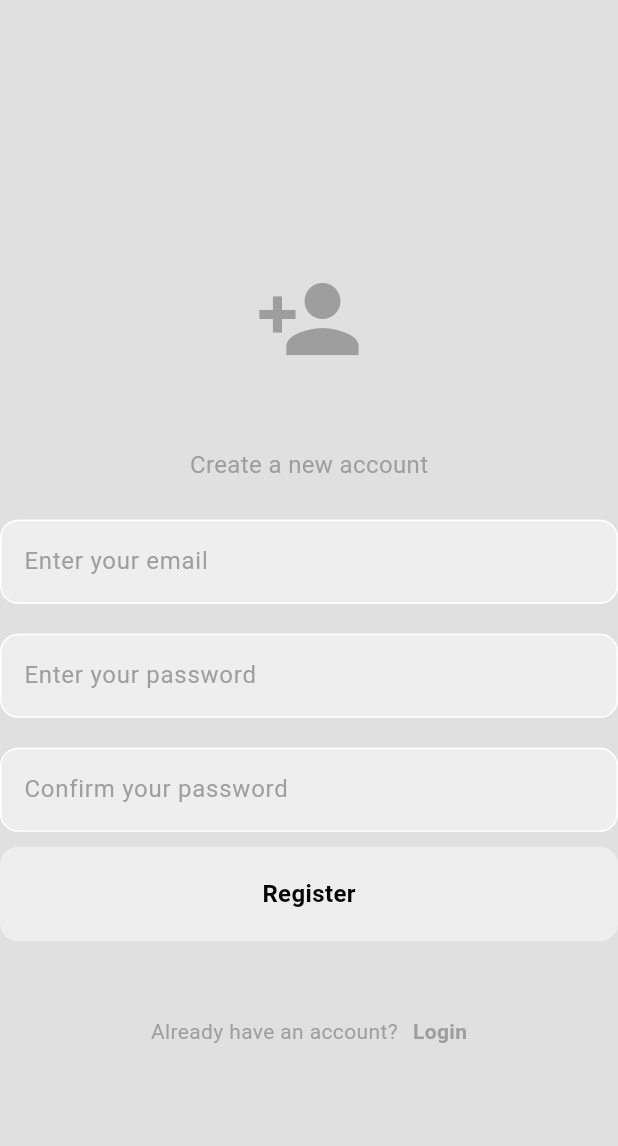
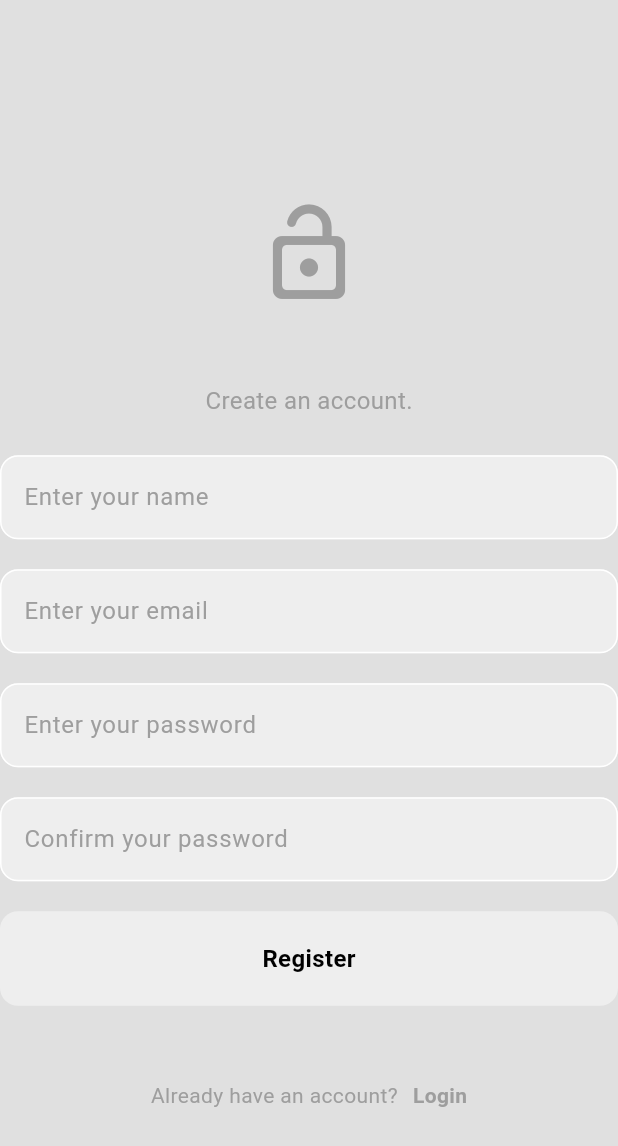
Before and after one commit to Mamarkkk/projectflutter_final, a Flutter app: the RegisterPage screen opened directly, on a phone screen of 412 x 824 dp. Shown: the top 1146 px of the screen. Run offline on Flutter 3.47's test engine with Material 3 defaults, Android fonts, the phone set to English and light mode, and no system bars.

Commit message:
first commit

```diff
--- a/lib/main.dart
+++ b/lib/main.dart
@@ -4,7 +4,6 @@ import 'package:project1/screens/login_page.dart';
 import 'package:project1/screens/register_page.dart';
 import 'package:project1/screens/reset_password.dart';
 import 'package:project1/screens/setting_page.dart';
-import 'package:project1/screens/user_setting.dart';
 import 'package:project1/themes/dark_mode.dart';
 import 'package:project1/themes/theme_change,.dart';
 import 'package:provider/provider.dart';
@@ -26,7 +25,7 @@ class MyApp extends StatelessWidget {
   Widget build(BuildContext context) {
     return MaterialApp(
       debugShowCheckedModeBanner: false,
-      home: HomePage(),
+      home: RegisterPage(),
       theme: Provider.of<ThemeChange>(context).themeData,
     );
   }
--- a/lib/screens/register_page.dart
+++ b/lib/screens/register_page.dart
@@ -12,9 +12,10 @@ class RegisterPage extends StatefulWidget {
 
 class _RegisterPageState extends State<RegisterPage> {
   // text controllers
+  final TextEditingController nameController = TextEditingController();
   final TextEditingController emailController = TextEditingController();
   final TextEditingController passwordController = TextEditingController();
-  final TextEditingController confirmPasswordController = TextEditingController();
+  final TextEditingController comfirmPasswordController = TextEditingController();
 
   @override
   Widget build(BuildContext context) {
@@ -25,71 +26,97 @@ class _RegisterPageState extends State<RegisterPage> {
           child: Column(
             mainAxisAlignment: MainAxisAlignment.center,
             children: [
-              const SizedBox(height: 50),
+              const SizedBox(
+                height: 50,
+              ),
               Icon(
-                Icons.person_add,
+                Icons.lock_open_rounded,
                 size: 72,
                 color: Theme.of(context).colorScheme.primary,
               ),
-              const SizedBox(height: 50),
+              const SizedBox(
+                height: 50,
+              ),
               Text(
-                "Create a new account",
+                "Create an account.",
                 style: TextStyle(
                   color: Theme.of(context).colorScheme.primary,
                   fontSize: 16,
                 ),
               ),
-              const SizedBox(height: 25),
-              // email
+              const SizedBox(
+                height: 25,
+              ),
+              //email
+              MyTextField(
+                  controller: nameController,
+                  hintText: "Enter your name",
+                  obscureText: false),
+              const SizedBox(
+                height: 20,
+              ),
               MyTextField(
                   controller: emailController,
                   hintText: "Enter your email",
-                obscureText: false,
+                  obscureText: false),
+              const SizedBox(
+                height: 20,
               ),
-              const SizedBox(height: 20),
-              // password
               MyTextField(
                   controller: passwordController,
                   hintText: "Enter your password",
-                obscureText: true,
+                  obscureText: true),
+              const SizedBox(
+                height: 20,
               ),
-              const SizedBox(height: 20),
-              // confirm password
+              //passsword
               MyTextField(
-                controller: confirmPasswordController,
+                  controller: comfirmPasswordController,
                   hintText: "Confirm your password",
-                obscureText: true,
+                  obscureText: true),
+              const SizedBox(
+                height: 10,
               ),
-              const SizedBox(height: 10),
+              const SizedBox(
+                height: 10,
+              ),
               MyButton(
                   text: "Register",
                   onTap: () {
-                  // Registration logic goes here
-                  // For example, you can show a message or navigate back to the login page
-                  Navigator.pop(context); // Navigate back to the LoginPage
-                },
+                    Navigator.pop(context);
+                    Navigator.push(context,
+                        MaterialPageRoute(builder: (context) => LoginPage()));
+                  }),
+
+              const SizedBox(
+                height: 50,
               ),
-              const SizedBox(height: 50),
+
               Row(
                 mainAxisAlignment: MainAxisAlignment.center,
                 children: [
                   Text(
                     "Already have an account?",
-                    style: TextStyle(color: Theme.of(context).colorScheme.primary),
+                    style:
+                        TextStyle(color: Theme.of(context).colorScheme.primary),
                   ),
-                  const SizedBox(width: 10),
+                  const SizedBox(
+                    width: 10,
+                  ),
+                  //tap to register page
                   GestureDetector(
                     child: Text(
                       "Login",
                       style: TextStyle(
                           color: Theme.of(context).colorScheme.primary,
-                        fontWeight: FontWeight.bold,
-                      ),
+                          fontWeight: FontWeight.bold),
                     ),
                     onTap: () {
                       Navigator.pop(context);
-                      Navigator.push(context,
-                      MaterialPageRoute(builder: (context) => LoginPage())); // Navigate back to the LoginPage
+                      Navigator.push(
+                          context,
+                          MaterialPageRoute(
+                              builder: (context) => const LoginPage()));
                     },
                   ),
                 ],
```
Also changed, not shown: lib/screens/login_page.dart (+33 -7 lines), lib/screens/reset_password.dart (+11 -7 lines), lib/screens/user_setting.dart (deleted, +0 -55 lines). Lines whose indentation alone changed are shown as unchanged.
